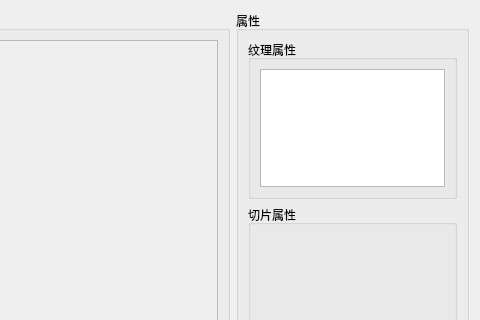
First picture: the form in ImageSlicer/ImageSlicer/Modules/SlicePanel/SlicePanel.ui, repository cnscj/ImageSlicer, before the edit; both pictures show x 320 to 800 and y 0 to 320 of the 800 by 600 pixel window.
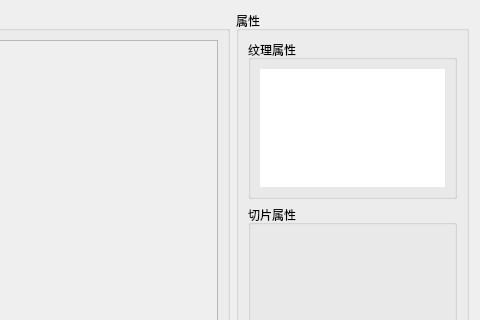
Second picture: the form after the edit. Custom widgets are drawn as their Qt base class.

What changed in the file:
```diff
--- a/ImageSlicer/ImageSlicer/Modules/SlicePanel/SlicePanel.ui
+++ b/ImageSlicer/ImageSlicer/Modules/SlicePanel/SlicePanel.ui
@@ -110,6 +110,12 @@
            <property name="focusPolicy">
             <enum>Qt::NoFocus</enum>
            </property>
+           <property name="autoFillBackground">
+            <bool>true</bool>
+           </property>
+           <property name="frameShape">
+            <enum>QFrame::NoFrame</enum>
+           </property>
            <property name="selectionMode">
             <enum>QAbstractItemView::NoSelection</enum>
            </property>
```
Left out of the diff: 4 changed lines with no effect on the pictures.
